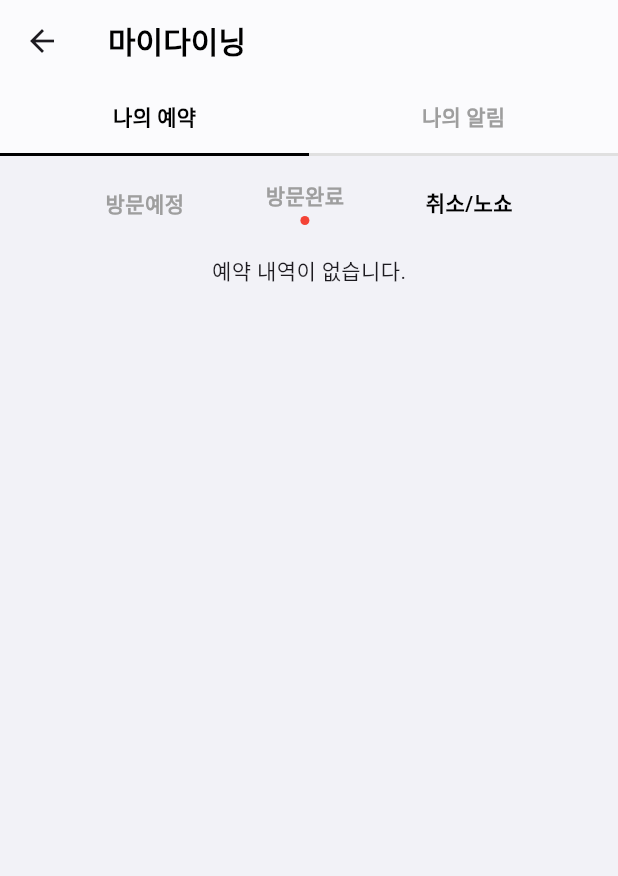
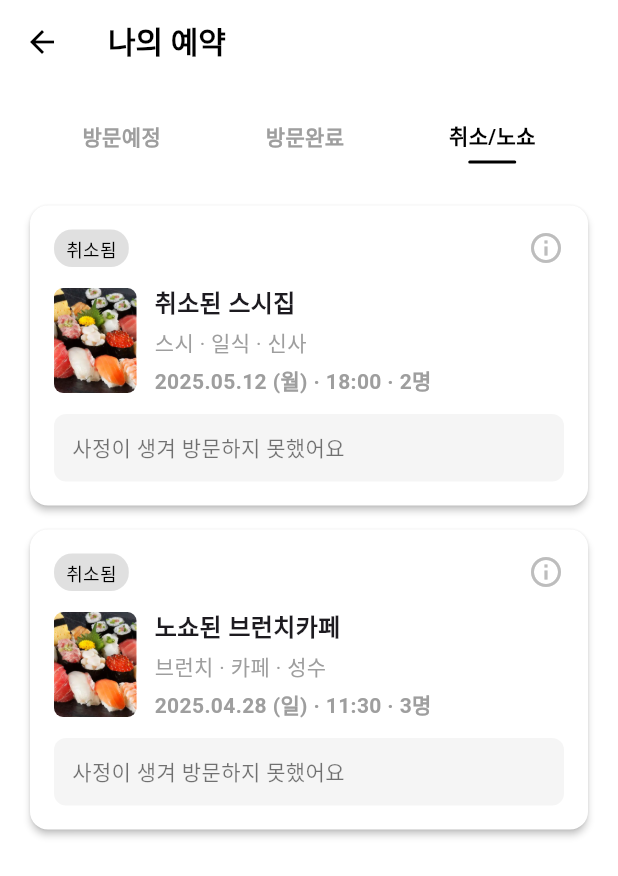
Before and after one commit to lauranofirst1/SGSH, a Flutter app: the MyDiningPage screen opened directly, after a tap on "방문완료", after a tap on "취소/노쇼", on a phone screen of 412 x 824 dp. Shown: the top 876 px of the screen. Run offline on Flutter 3.47's test engine with Material 3 defaults, Android fonts, the phone set to English and light mode, and no system bars; our stand-ins replace carousel_slider, flutter_dotenv, geolocator, google_maps_flutter, share_plus, shared_preferences and 1 more; accounts and stored records are empty; Roboto replaces fonts that are missing (Pretendard).

Commit message:
feat: 예약 기능을 위한 하단 바 추가 및 더미 예약 데이터 업데이트

```diff
--- a/App/lib/data/dummy_reservations.dart
+++ b/App/lib/data/dummy_reservations.dart
@@ -27,4 +27,31 @@ final List<Map<String, dynamic>> reservations = [
     'status': 'completed',
     'showInviteBanner': false,
   },
+
+  {
+    'id': 201,
+    'storeName': '취소된 스시집',
+    'category': '스시 · 일식',
+    'location': '신사',
+    'date': '2025.05.12',
+    'dayOfWeek': '월',
+    'time': '18:00',
+    'people': 2,
+    'image': 'assets/images/dummy_image/sushi.png',
+    'status': 'canceled',  // ✅ 핵심
+  },
+  {
+    'id': 202,
+    'storeName': '노쇼된 브런치카페',
+    'category': '브런치 · 카페',
+    'location': '성수',
+    'date': '2025.04.28',
+    'dayOfWeek': '일',
+    'time': '11:30',
+    'people': 3,
+    'image': 'assets/images/dummy_image/sushi.png',
+    'status': 'canceled',  // ✅ 핵심
+  },
+
+
 ];
--- a/App/lib/pages/mydiningpage.dart
+++ b/App/lib/pages/mydiningpage.dart
@@ -1,3 +1,4 @@
+import 'package:app/widgets/store_bottom_bar.dart';
 import 'package:flutter/material.dart';
 import '../data/dummy_reservations.dart';
 import '../data/dummy_completed_info.dart';
@@ -27,37 +28,41 @@ class _MyDiningPageState extends State<MyDiningPage> {
 
   @override
   Widget build(BuildContext context) {
-    final filtered = reservations.where((r) => r['status'] == currentStatus).toList();
+    final filtered =
+        reservations.where((r) => r['status'] == currentStatus).toList();
 
     return Scaffold(
+      backgroundColor: Colors.white, // 항상 흰색 유지
+
       appBar: AppBar(
+        backgroundColor: Colors.white, // 항상 흰색 유지
+        elevation: 0.5,
+        centerTitle: false,
         title: const Text(
-          '마이다이닝',
+          '나의 예약',
           style: TextStyle(
+            fontSize: 20,
+            fontFamily: 'Pretendard',
+            fontWeight: FontWeight.bold,
             color: Colors.black,
-            fontSize: 20,
-            fontWeight: FontWeight.bold,
           ),
         ),
-        backgroundColor: Colors.white,
-        elevation: 0.5,
-        centerTitle: false,
-        bottom: PreferredSize(
-          preferredSize: const Size.fromHeight(48),
+
+        foregroundColor: Colors.black, // 버튼색이 스크롤에 의해 바뀌지 않도록
+        surfaceTintColor: Colors.white, // 머티리얼 3 대응용 (앱바 배경 흐림 방지)
+        shadowColor: Colors.transparent, // 그림자 투명화(선택)
+      ),
+
+      body: ListView(
+        padding: const EdgeInsets.symmetric(horizontal: 20, vertical: 16),
+        children: [
+          // 🔻 카테고리 탭: 작대기로 선택 상태 표현
+          Padding(
+            padding: const EdgeInsets.symmetric(vertical: 8),
             child: Row(
-            children: [
-              _buildTopTab('나의 예약', true),
-              _buildTopTab('나의 알림', false),
-            ],
-          ),
-        ),
-      ),
-      body: ListView(
-        padding: const EdgeInsets.all(16),
-        children: [
-          Row(
-            mainAxisAlignment: MainAxisAlignment.spaceEvenly,
+              mainAxisAlignment: MainAxisAlignment.spaceAround,
               children: List.generate(categories.length, (index) {
+                final bool isSelected = _selectedCategory == index;
                 return GestureDetector(
                   onTap: () {
                     setState(() {
@@ -65,20 +70,24 @@ class _MyDiningPageState extends State<MyDiningPage> {
                     });
                   },
                   child: Column(
+                    mainAxisSize: MainAxisSize.min,
                     children: [
                       Text(
                         categories[index],
                         style: TextStyle(
-                        fontWeight: FontWeight.bold,
-                        color: _selectedCategory == index ? Colors.black : Colors.grey,
+                          fontSize: 14,
+                          fontWeight: FontWeight.w600,
+                          color: isSelected ? Colors.black : Colors.grey,
                         ),
                       ),
-                    if (index == 1)
-                      const Padding(
-                        padding: EdgeInsets.only(top: 4),
-                        child: CircleAvatar(
-                          radius: 3,
-                          backgroundColor: Colors.red,
+                      const SizedBox(height: 6),
+                      AnimatedContainer(
+                        duration: const Duration(milliseconds: 200),
+                        height: 2,
+                        width: 32,
+                        decoration: BoxDecoration(
+                          color: isSelected ? Colors.black : Colors.transparent,
+                          borderRadius: BorderRadius.circular(1),
                         ),
                       ),
                     ],
@@ -86,17 +95,30 @@ class _MyDiningPageState extends State<MyDiningPage> {
                 );
               }),
             ),
+          ),
           const SizedBox(height: 20),
+
+          // 🔻 필터링된 카드 출력
           if (filtered.isEmpty)
-            const Center(child: Text('예약 내역이 없습니다.'))
+            const Center(
+              child: Padding(
+                padding: EdgeInsets.only(top: 40),
+                child: Text(
+                  '예약 내역이 없습니다.',
+                  style: TextStyle(fontSize: 14, color: Colors.grey),
+                ),
+              ),
+            )
           else
-            ...filtered.map((data) =>
-              _selectedCategory == 1
-                ? _buildCompletedCard(data)
-                : _selectedCategory == 2
-                  ? _buildCanceledCard(data)
-                  : _buildReservationCard(data)
-            ).toList(),
+            ...filtered.map((data) {
+              if (_selectedCategory == 1) {
+                return _buildCompletedCard(data);
+              } else if (_selectedCategory == 2) {
+                return _buildCanceledCard(data);
+              } else {
+                return _buildReservationCard(data);
+              }
+            }).toList(),
         ],
       ),
     );
@@ -127,7 +149,11 @@ class _MyDiningPageState extends State<MyDiningPage> {
     );
   }
 
-  Widget _buildBadge(String text, {Color color = Colors.red, Color textColor = Colors.white}) {
+  Widget _buildBadge(
+    String text, {
+    Color color = Colors.red,
+    Color textColor = Colors.white,
+  }) {
     return Container(
       padding: const EdgeInsets.symmetric(horizontal: 8, vertical: 4),
       decoration: BoxDecoration(
@@ -161,7 +187,11 @@ class _MyDiningPageState extends State<MyDiningPage> {
                 if (data['status'] == 'upcoming')
                   _buildBadge('D-${data['dday']}'),
                 const SizedBox(width: 8),
-                _buildBadge('예약', color: Colors.grey[300]!, textColor: Colors.black),
+                _buildBadge(
+                  '예약',
+                  color: Colors.grey[300]!,
+                  textColor: Colors.black,
+                ),
                 const Spacer(),
                 const Icon(Icons.calendar_today_outlined, color: Colors.red),
               ],
@@ -183,12 +213,26 @@ class _MyDiningPageState extends State<MyDiningPage> {
                   child: Column(
                     crossAxisAlignment: CrossAxisAlignment.start,
                     children: [
-                      Text(data['storeName'], style: const TextStyle(fontWeight: FontWeight.bold, fontSize: 16)),
+                      Text(
+                        data['storeName'],
+                        style: const TextStyle(
+                          fontWeight: FontWeight.bold,
+                          fontSize: 16,
+                        ),
+                      ),
                       const SizedBox(height: 4),
-                      Text('${data['category']} · ${data['location']}', style: const TextStyle(color: Colors.grey)),
+                      Text(
+                        '${data['category']} · ${data['location']}',
+                        style: const TextStyle(color: Colors.grey),
+                      ),
                       const SizedBox(height: 4),
-                      Text('${data['date']} (${data['dayOfWeek']}) · ${data['time']} · ${data['people']}명',
-                          style: const TextStyle(color: Colors.red, fontWeight: FontWeight.w600)),
+                      Text(
+                        '${data['date']} (${data['dayOfWeek']}) · ${data['time']} · ${data['people']}명',
+                        style: const TextStyle(
+                          color: Colors.red,
+                          fontWeight: FontWeight.w600,
+                        ),
+                      ),
                     ],
                   ),
                 ),
@@ -201,10 +245,18 @@ class _MyDiningPageState extends State<MyDiningPage> {
                 onPressed: () {},
                 style: OutlinedButton.styleFrom(
                   side: const BorderSide(color: Color(0xFFD1D1D6), width: 1),
-                  shape: RoundedRectangleBorder(borderRadius: BorderRadius.circular(6)),
+                  shape: RoundedRectangleBorder(
+                    borderRadius: BorderRadius.circular(6),
+                  ),
                   foregroundColor: Colors.black,
                 ),
-                child: const Text('초대장 보내기', style: TextStyle(color: Colors.black, fontWeight: FontWeight.w600)),
+                child: const Text(
+                  '초대장 보내기',
+                  style: TextStyle(
+                    color: Colors.black,
+                    fontWeight: FontWeight.w600,
+                  ),
+                ),
               ),
             ),
           ],
@@ -230,9 +282,16 @@ class _MyDiningPageState extends State<MyDiningPage> {
           children: [
             Row(
               children: [
-                _buildBadge('예약', color: const Color.fromARGB(255, 243, 243, 243), textColor: Colors.black),
+                _buildBadge(
+                  '예약',
+                  color: const Color.fromARGB(255, 243, 243, 243),
+                  textColor: Colors.black,
+                ),
                 const SizedBox(width: 6),
-                Text('총 ${visitCount}회 방문', style: TextStyle(color: Colors.grey[600], fontSize: 12)),
+                Text(
+                  '총 ${visitCount}회 방문',
+                  style: TextStyle(color: Colors.grey[600], fontSize: 12),
+                ),
                 const Spacer(),
                 Icon(Icons.close, color: Colors.grey[400]),
               ],
@@ -254,28 +313,50 @@ class _MyDiningPageState extends State<MyDiningPage> {
                   child: Column(
                     crossAxisAlignment: CrossAxisAlignment.start,
                     children: [
-                      Text(data['storeName'], style: const TextStyle(fontWeight: FontWeight.bold, fontSize: 16)),
+                      Text(
+                        data['storeName'],
+                        style: const TextStyle(
+                          fontWeight: FontWeight.bold,
+                          fontSize: 16,
+                        ),
+                      ),
                       const SizedBox(height: 4),
-                      Text('${data['category']} · ${data['location']}', style: const TextStyle(color: Colors.grey)),
+                      Text(
+                        '${data['category']} · ${data['location']}',
+                        style: const TextStyle(color: Colors.grey),
+                      ),
                       const SizedBox(height: 4),
-                      Text('${data['date']} (${data['dayOfWeek']}) · ${data['time']} · ${data['people']}명',
-                          style: const TextStyle(color: Colors.black, fontWeight: FontWeight.w600)),
+                      Text(
+                        '${data['date']} (${data['dayOfWeek']}) · ${data['time']} · ${data['people']}명',
+                        style: const TextStyle(
+                          color: Colors.black,
+                          fontWeight: FontWeight.w600,
+                        ),
+                      ),
                     ],
                   ),
                 ),
               ],
             ),
-            const Divider(height: 24, color: Color.fromARGB(255, 229, 229, 229)),
+            const Divider(
+              height: 24,
+              color: Color.fromARGB(255, 229, 229, 229),
+            ),
             const SizedBox(height: 8),
             const Center(
-              child: Text('별점으로 평가해주세요', style: TextStyle(fontWeight: FontWeight.bold)),
+              child: Text(
+                '별점으로 평가해주세요',
+                style: TextStyle(fontWeight: FontWeight.bold),
+              ),
             ),
             Row(
               mainAxisAlignment: MainAxisAlignment.center,
               children: List.generate(5, (index) {
                 return IconButton(
                   icon: Icon(
-                    index < (starRatings[id] ?? 0) ? Icons.star : Icons.star_border,
+                    index < (starRatings[id] ?? 0)
+                        ? Icons.star
+                        : Icons.star_border,
                     size: 32,
                     color: Colors.grey[600],
                   ),
@@ -288,7 +369,11 @@ class _MyDiningPageState extends State<MyDiningPage> {
               }),
             ),
             Center(
-              child: _buildBadge('잊기 전에 남겨보세요', color: const Color.fromARGB(255, 238, 238, 238), textColor: Colors.black),
+              child: _buildBadge(
+                '잊기 전에 남겨보세요',
+                color: const Color.fromARGB(255, 238, 238, 238),
+                textColor: Colors.black,
+              ),
             ),
           ],
         ),
@@ -309,7 +394,11 @@ class _MyDiningPageState extends State<MyDiningPage> {
           children: [
             Row(
               children: [
-                _buildBadge('취소됨', color: Colors.grey[300]!, textColor: Colors.black),
+                _buildBadge(
+                  '취소됨',
+                  color: Colors.grey[300]!,
+                  textColor: Colors.black,
+                ),
                 const Spacer(),
                 Icon(Icons.info_outline, color: Colors.grey[400]),
               ],
@@ -331,12 +420,26 @@ class _MyDiningPageState extends State<MyDiningPage> {
                   child: Column(
                     crossAxisAlignment: CrossAxisAlignment.start,
                     children: [
-                      Text(data['storeName'], style: const TextStyle(fontWeight: FontWeight.bold, fontSize: 16)),
+                      Text(
+                        data['storeName'],
+                        style: const TextStyle(
+                          fontWeight: FontWeight.bold,
+                          fontSize: 16,
+                        ),
+                      ),
                       const SizedBox(height: 4),
-                      Text('${data['category']} · ${data['location']}', style: const TextStyle(color: Colors.grey)),
+                      Text(
+                        '${data['category']} · ${data['location']}',
+                        style: const TextStyle(color: Colors.grey),
+                      ),
                       const SizedBox(height: 4),
-                      Text('${data['date']} (${data['dayOfWeek']}) · ${data['time']} · ${data['people']}명',
-                          style: const TextStyle(color: Colors.grey, fontWeight: FontWeight.w600)),
+                      Text(
+                        '${data['date']} (${data['dayOfWeek']}) · ${data['time']} · ${data['people']}명',
+                        style: const TextStyle(
+                          color: Colors.grey,
+                          fontWeight: FontWeight.w600,
+                        ),
+                      ),
                     ],
                   ),
                 ),
@@ -350,8 +453,11 @@ class _MyDiningPageState extends State<MyDiningPage> {
                 color: const Color.fromARGB(255, 245, 245, 245),
                 borderRadius: BorderRadius.circular(8),
               ),
-              child: const Text('사정이 생겨 방문하지 못했어요', style: TextStyle(color: Colors.black54)),
-            )
+              child: const Text(
+                '사정이 생겨 방문하지 못했어요',
+                style: TextStyle(color: Colors.black54),
+              ),
+            ),
           ],
         ),
       ),
--- a/App/pubspec.yaml
+++ b/App/pubspec.yaml
@@ -22,9 +22,11 @@ dependencies:
   google_maps_flutter: ^2.11.0
   url_launcher: ^6.3.1
   geolocator: ^13.0.4
-  intl: ^0.20.2
+
   share_plus: ^10.1.4
   carousel_slider: ^5.0.0
+
+
 
 dev_dependencies:
   flutter_test:
```
Also changed, not shown: App/lib/pages/mypage.dart (+25 -21 lines), App/lib/pages/storedetail.dart (+16 -0 lines), App/lib/widgets/reservation_bottom_sheet.dart (added, +117 -0 lines), App/lib/widgets/store_bottom_bar.dart (added, +76 -0 lines), 2 other files. Lines whose indentation alone changed are shown as unchanged.
